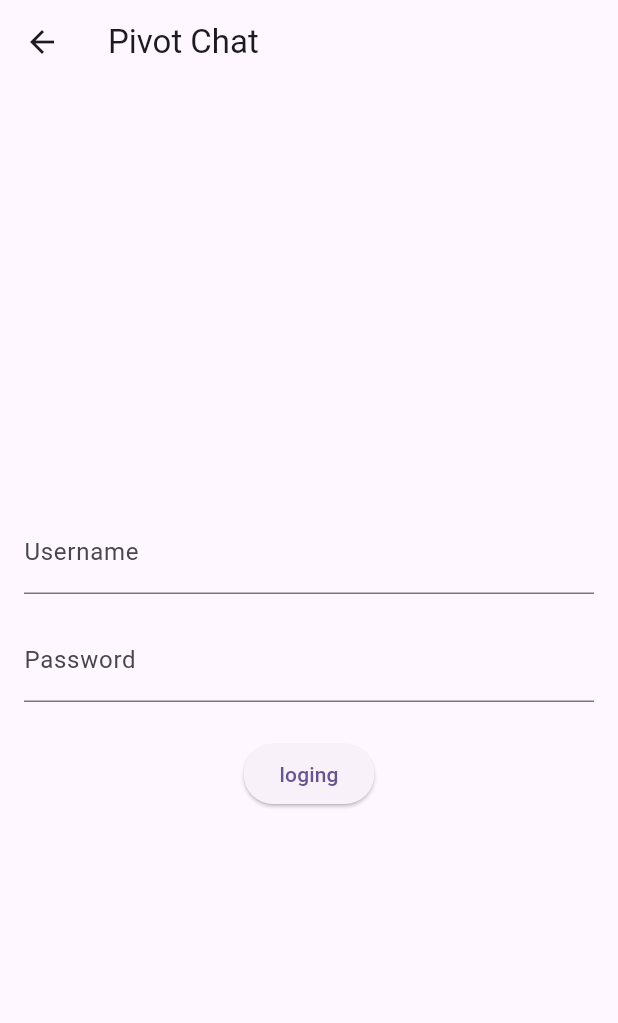
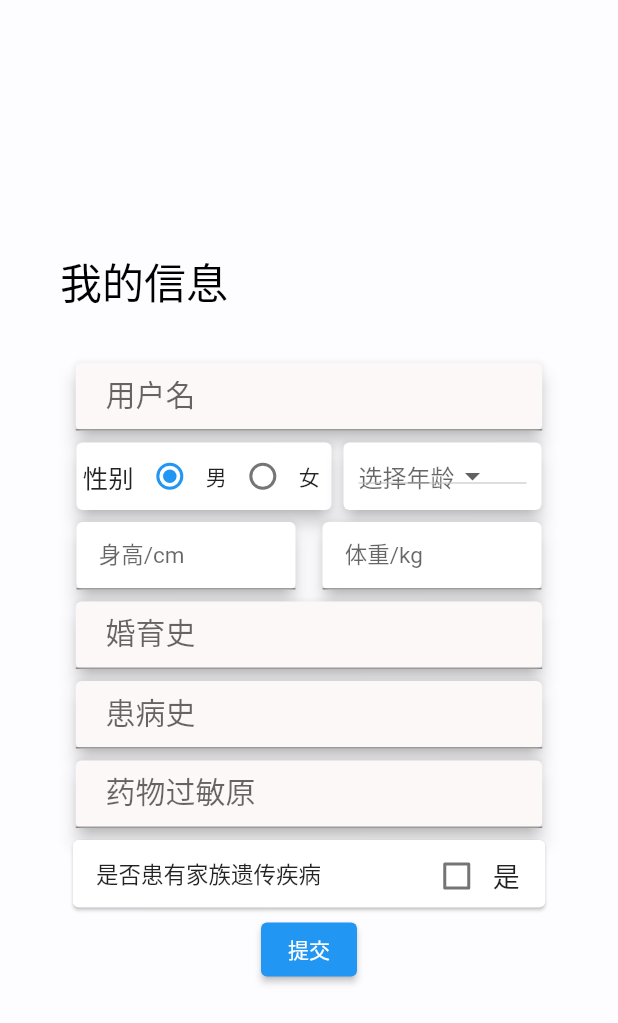
Before and after one commit to YanShuq1/project_ai_diagnose, a Flutter app: the LogingPage screen opened directly, on a phone screen of 412 x 824 dp. Shown: the top 1023 px of the screen. Run offline on Flutter 3.47's test engine with Material 2 defaults, Android fonts, the phone set to English and light mode, and no system bars; our stand-ins replace go_router.

Commit message:
登陆注册页

```diff
--- a/lib/main.dart
+++ b/lib/main.dart
@@ -1,5 +1,6 @@
 import 'package:flutter/material.dart';
 import 'package:flutter/services.dart';
+import 'package:project_ai_diagnose/pages/login/login.dart';
 
 void main() {
   WidgetsFlutterBinding.ensureInitialized();
@@ -16,67 +17,62 @@ class MyApp extends StatelessWidget {
   @override
   Widget build(BuildContext context) {
     return MaterialApp(
-      title: 'Flutter Demo',
-      theme: ThemeData(
-        colorScheme: ColorScheme.fromSeed(seedColor: Colors.deepPurple),
-        useMaterial3: true,
-      ),
-      home: const MyHomePage(title: 'Flutter Demo Home Page'),
+      home: LogingPage(),
     );
   }
 }
 
-class MyHomePage extends StatefulWidget {
-  const MyHomePage({super.key, required this.title});
-
-
-  final String title;
-
-  @override
-  State<MyHomePage> createState() => _MyHomePageState();
-}
-
-class _MyHomePageState extends State<MyHomePage> {
-  int _counter = 0;
-
-  void _incrementCounter() {
-    setState(() {
-
-      _counter++;
-    });
-  }
-
-  @override
-  Widget build(BuildContext context) {
-
-    return Scaffold(
-      appBar: AppBar(
-
-        backgroundColor: Theme.of(context).colorScheme.inversePrimary,
-
-        title: Text(widget.title),
-      ),
-      body: Center(
-
-        child: Column(
-
-          mainAxisAlignment: MainAxisAlignment.center,
-          children: <Widget>[
-            const Text(
-              'You have pushed the button this many times:',
-            ),
-            Text(
-              '$_counter',
-              style: Theme.of(context).textTheme.headlineMedium,
-            ),
-          ],
-        ),
-      ),
-      floatingActionButton: FloatingActionButton(
-        onPressed: _incrementCounter,
-        tooltip: 'Increment',
-        child: const Icon(Icons.add),
-      ), // This trailing comma makes auto-formatting nicer for build methods.
-    );
-  }
-}
+// class MyHomePage extends StatefulWidget {
+//   const MyHomePage({super.key, required this.title});
+//
+//
+//   final String title;
+//
+//   @override
+//   State<MyHomePage> createState() => _MyHomePageState();
+// }
+//
+// class _MyHomePageState extends State<MyHomePage> {
+//   int _counter = 0;
+//
+//   void _incrementCounter() {
+//     setState(() {
+//
+//       _counter++;
+//     });
+//   }
+//
+//   @override
+//   Widget build(BuildContext context) {
+//
+//     return Scaffold(
+//       appBar: AppBar(
+//
+//         backgroundColor: Theme.of(context).colorScheme.inversePrimary,
+//
+//         title: Text(widget.title),
+//       ),
+//       body: Center(
+//
+//         child: Column(
+//
+//           mainAxisAlignment: MainAxisAlignment.center,
+//           children: <Widget>[
+//             const Text(
+//               'You have pushed the button this many times:',
+//             ),
+//             Text(
+//               '$_counter',
+//               style: Theme.of(context).textTheme.headlineMedium,
+//             ),
+//           ],
+//         ),
+//       ),
+//       floatingActionButton: FloatingActionButton(
+//         onPressed: _incrementCounter,
+//         tooltip: 'Increment',
+//         child: const Icon(Icons.add),
+//       ), // This trailing comma makes auto-formatting nicer for build methods.
+//     );
+//   }
+// }
--- a/lib/pages/login/login.dart
+++ b/lib/pages/login/login.dart
@@ -1,44 +1,213 @@
 import 'package:flutter/material.dart';
-import 'package:go_router/go_router.dart';
-// import 'package:flutter_bloc/flutter_bloc.dart';
-// import 'package:pivot_chat/pages/login/pc_login_bloc.dart';
+import 'package:project_ai_diagnose/widgets/gender_radio_button.dart';
+import 'package:project_ai_diagnose/widgets/single_check_box.dart';
 
-class LogingPage extends StatelessWidget {
+
+class LogingPage extends StatefulWidget {
+  @override
+  _LogingPageState createState() => _LogingPageState();
+}
+
+class _LogingPageState extends State<LogingPage> {
+  String? selectedGender ; // 默认性别
+  String? selectedAge; // 选中的年龄
+
+  List<String> ageList = List.generate(151, (int index) => '$index');
+
   @override
   Widget build(BuildContext context) {
     return Scaffold(
-      appBar: AppBar(
-        title: Text('Pivot Chat'),
-      ),
+      backgroundColor: Color(0xFDFDFDFF),
       body: Center(
         child: Column(
           mainAxisAlignment: MainAxisAlignment.center,
+          crossAxisAlignment: CrossAxisAlignment.center,
           children: [
+            Row(
+              children: [
+                SizedBox(
+                  width: 40,
+                ),
+                Text(
+                  "我的信息",
+                  style: TextStyle(fontSize: 28, color: Colors.black),
+                ),
+              ],
+            ),
+            SizedBox(
+              height: 30,
+            ),
             // 账号输入框
             Padding(
               padding: EdgeInsets.symmetric(horizontal: 16),
-              child: TextField(
-                decoration: InputDecoration(
-                  labelText: 'Username',
+              child: Card(
+                elevation: 5,
+                color: Color(0xFFFDF8F8),
+                shadowColor: Colors.black,
+                child: Container(
+                  height: 45,
+                  width: 311,
+                  child: TextField(
+                    decoration: InputDecoration(
+                      labelText: '    用户名',
+                      labelStyle: TextStyle(fontSize: 20),
+                    ),
+                  ),
                 ),
               ),
             ),
-            SizedBox(height: 16),
-            // 密码输入框
+            // 性别单选按钮
+            Wrap(
+              children: [Card(
+                elevation: 5,
+                child: Container(
+                  width: 170,
+                  height: 45,
+                  child: GenderRadioButtons(),
+                  ),
+                ),
+
+
+            // 年龄选择框
+                Card(
+                elevation: 5,
+                child: Container(
+                  width: 132,
+                  height: 45,
+                  padding: EdgeInsets.all(10),
+                  child: DropdownButton<String>(
+                    value: selectedAge,
+                    onChanged: (String? newValue) {
+                      setState(() {
+                        selectedAge = newValue;
+                      });
+                    },
+                    items: ageList.map((String age) {
+                      return DropdownMenuItem<String>(
+                        value: age,
+                        child: Text(age),
+                      );
+                    }).toList(),
+                    hint: Text('选择年龄'),
+                  ),
+                ),
+              ),
+            ],),
+            Wrap(
+              spacing: 10, // 间距
+              children: [
+                Card(
+                  elevation: 5,
+                  child: Container(
+                    width: 146,
+                    height: 45,
+                    child: TextField(
+                      decoration: InputDecoration(
+                        labelText: '    身高/cm',
+                        labelStyle: TextStyle(fontSize: 15),
+                      ),
+                    ),
+                  ),
+                ),
+                Card(
+                  elevation: 5,
+                  child: Container(
+                    width: 146,
+                    height: 45,
+                    child: TextField(
+                      decoration: InputDecoration(
+                        labelText: '    体重/kg',
+                        labelStyle: TextStyle(fontSize: 15),
+                      ),
+                    ),
+                  ),
+                ),
+              ],
+            ),
             Padding(
               padding: EdgeInsets.symmetric(horizontal: 16),
-              child: TextField(
-                obscureText: true,
-                decoration: InputDecoration(
-                  labelText: 'Password',
+              child: Card(
+                elevation: 5,
+                color: Color(0xFFFDF8F8),
+                shadowColor: Colors.black,
+                child: Container(
+                  height: 45,
+                  width: 311,
+                  child: TextField(
+                    decoration: InputDecoration(
+                      labelText: '    婚育史',
+                      labelStyle: TextStyle(fontSize: 20),
+                    ),
+                  ),
                 ),
               ),
             ),
-            SizedBox(height: 24),
+            Padding(
+              padding: EdgeInsets.symmetric(horizontal: 16),
+              child: Card(
+                elevation: 5,
+                color: Color(0xFFFDF8F8),
+                shadowColor: Colors.black,
+                child: Container(
+                  height: 45,
+                  width: 311,
+                  child: TextField(
+                    decoration: InputDecoration(
+                      labelText: '    患病史',
+                      labelStyle: TextStyle(fontSize: 20),
+                    ),
+                  ),
+                ),
+              ),
+            ),
+            Padding(
+              padding: EdgeInsets.symmetric(horizontal: 16),
+              child: Card(
+                elevation: 5,
+                color: Color(0xFFFDF8F8),
+                shadowColor: Colors.black,
+                child: Container(
+                  height: 45,
+                  width: 311,
+                  child: TextField(
+                    decoration: InputDecoration(
+                      labelText: '    药物过敏原',
+                      labelStyle: TextStyle(fontSize: 20),
+                    ),
+                  ),
+                ),
+              ),
+            ),
+            Card(
+              child: Wrap(
+                children: [
+                  Container(
+                    height: 45,
+                    width: 170,
+                    alignment: Alignment.center,
+                    child: Text("   是否患有家族遗传疾病",
+                      style: TextStyle(
+                      fontSize: 15,
+                    ),
+              ),
+                  ),
+                 SizedBox(width: 45,),
+                 Container(
+                   height: 30,
+                     width: 100,
+                     alignment: Alignment.center,
+                     child: SingleCheckbox()
+                 ),
+                ],
+              ),
+            ),
             // 登录按钮
             ElevatedButton(
-              onPressed: () => context.go("/home"),
-              child: Text("loging"),
+              onPressed: () {
+                // 在这里执行导航操作，使用Navigator.push等方式
+                Navigator.pushNamed(context, "/home");
+              },
+              child: Text("提交"),
             ),
           ],
         ),
--- /dev/null
+++ b/lib/widgets/gender_radio_button.dart
@@ -0,0 +1,42 @@
+import 'package:flutter/material.dart';
+
+class GenderRadioButtons extends StatefulWidget {
+  @override
+  _GenderRadioButtonsState createState() => _GenderRadioButtonsState();
+}
+
+class _GenderRadioButtonsState extends State<GenderRadioButtons> {
+  String selectedGender = '男';
+
+  @override
+  Widget build(BuildContext context) {
+    return Row(
+      children: [
+        Text(
+          " 性别",
+          style: TextStyle(fontSize: 17),
+        ),
+        Radio(
+          value: '男',
+          groupValue: selectedGender,
+          onChanged: (value) {
+            setState(() {
+              selectedGender = value!;
+            });
+          },
+        ),
+        Text('男'),
+        Radio(
+          value: '女',
+          groupValue: selectedGender,
+          onChanged: (value) {
+            setState(() {
+              selectedGender = value!;
+            });
+          },
+        ),
+        Text('女'),
+      ],
+    );
+  }
+}
--- /dev/null
+++ b/lib/widgets/single_check_box.dart
@@ -0,0 +1,32 @@
+import 'package:flutter/material.dart';
+
+class SingleCheckbox extends StatefulWidget {
+  @override
+  _SingleCheckboxState createState() => _SingleCheckboxState();
+}
+
+class _SingleCheckboxState extends State<SingleCheckbox> {
+  bool isChecked = false; // 默认复选框未选中
+
+  @override
+  Widget build(BuildContext context) {
+    return Wrap(
+      alignment: WrapAlignment.center,
+      crossAxisAlignment: WrapCrossAlignment.center,
+      children: [
+        Checkbox(
+        value: isChecked,
+        onChanged: (bool? newValue) {
+          setState(() {
+            isChecked = newValue!;
+          });
+        },
+      ),
+        Text("是",
+          style: TextStyle(
+              fontSize: 18,
+          ),
+        ),],
+        );
+}
+}
```
